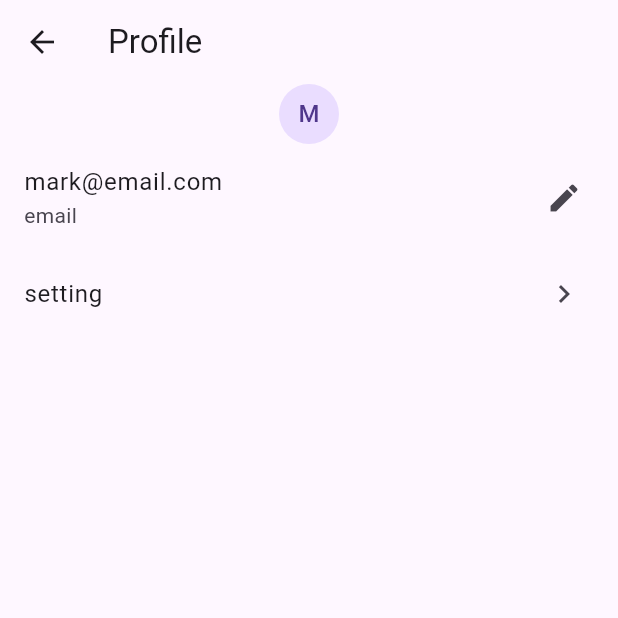
After one commit to scmt-dev/flutter-app-stock-system-example, a Flutter app: the ProfileScreen screen opened by its route, on a phone screen of 412 x 824 dp, the top half of it. The commit adds this screen. Run offline on Flutter 3.47's test engine with Material 3 defaults, Android fonts, the phone set to English and light mode, and no system bars.

Commit message:
improve(ui): add routing

```diff
--- a/lib/application.dart
+++ b/lib/application.dart
@@ -1,12 +1,24 @@
 import 'package:flutter/material.dart';
 import 'package:flutter_hello/widgets/drawer_widget.dart';
+
+import 'screens/screens.dart';
+
 
 class StockApplication extends StatelessWidget {
   const StockApplication({super.key});
 
   @override
   Widget build(BuildContext context) {
-    return MaterialApp(title: 'Stock App', home: HomeScreen());
+    return MaterialApp(
+      title: 'Stock App', home: HomeScreen(),
+      routes: {
+        '/signin': (context) => const SignInScreen(),
+        '/signup': (context) => const SignUpScreen(),
+        '/setting': (context) => const SettingScreen(),
+        '/profile': (context) => const ProfileScreen(),
+        // .....
+      },
+    );
   }
 }
 
@@ -56,6 +68,7 @@ class _HomeScreenState extends State<HomeScreen> {
             icon: Icon(Icons.account_circle_outlined),
             onPressed: () {
               print(1 + 1);
+              Navigator.pushNamed(context, '/profile');
             },
           ),
         ],
--- /dev/null
+++ b/lib/screens/profile_screen.dart
@@ -0,0 +1,33 @@
+import 'package:flutter/material.dart';
+
+class ProfileScreen extends StatelessWidget {
+  const ProfileScreen({super.key});
+
+  @override
+  Widget build(BuildContext context) {
+    return Scaffold(
+      appBar: AppBar(
+        title: Text('Profile'),
+      ),
+      body: ListView(
+        children: [
+          const CircleAvatar(
+            child: Text('M'),
+          ),
+          const ListTile(
+            title: Text('mark@email.com'),
+            subtitle: Text('email'),
+            trailing: Icon(Icons.edit),
+          ),
+          ListTile(
+            title: const Text('setting'),
+            trailing: const Icon(Icons.chevron_right),
+            onTap: () {
+              Navigator.pushNamed(context, '/setting');
+            },
+          )
+        ],
+      ),
+    );
+  }
+}
--- /dev/null
+++ b/lib/screens/screens.dart
@@ -0,0 +1,4 @@
+export 'signin_screen.dart';
+export 'signup_screen.dart';
+export 'setting_screen.dart';
+export 'profile_screen.dart';
```
Also changed, not shown: lib/screens/setting_screen.dart (added, +12 -0 lines), lib/screens/signin_screen.dart (added, +12 -0 lines), lib/screens/signup_screen.dart (added, +12 -0 lines), lib/widgets/drawer_widget.dart (+6 -2 lines), lib/screens/home_screen.dart (added).
